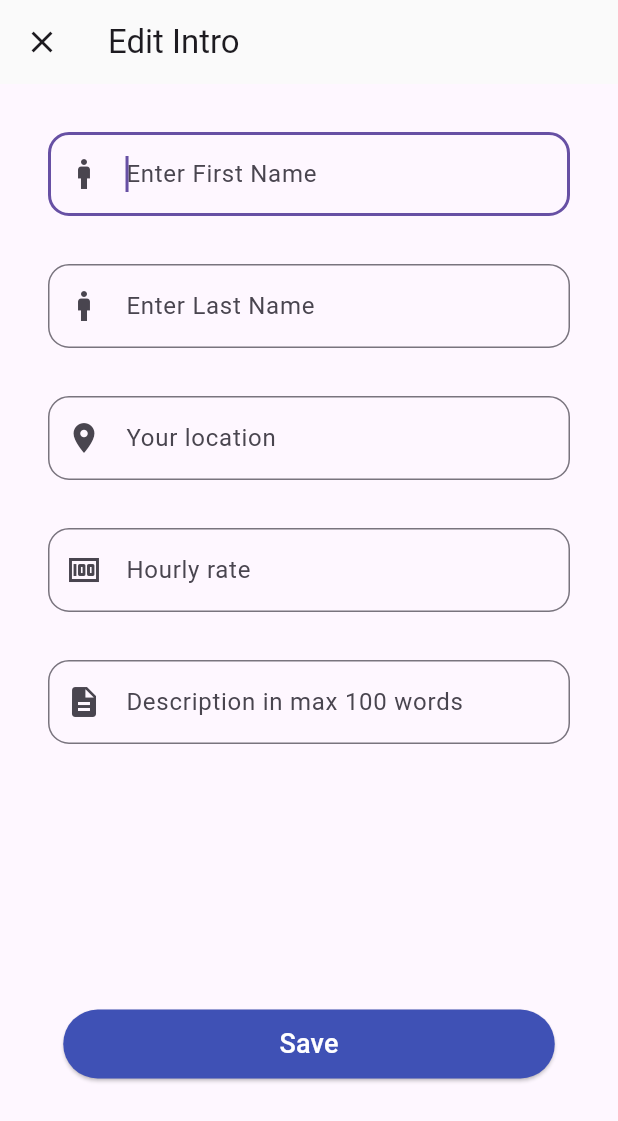
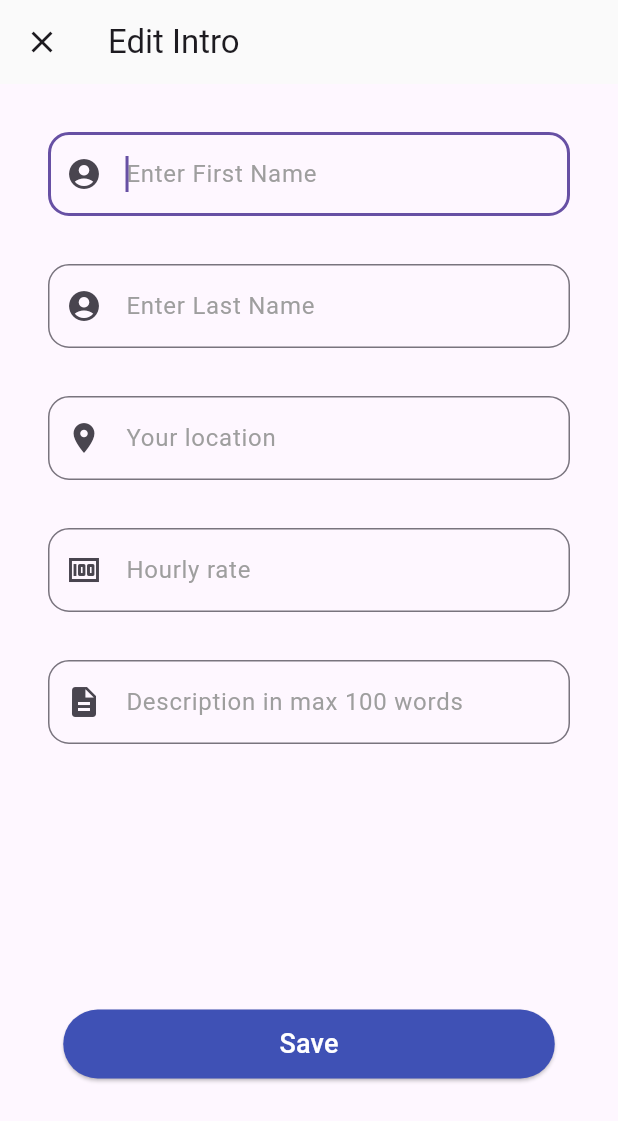
Before and after one commit to KhuzaimaAwan47/FYP, a Flutter app: the FullScreenForm screen opened directly, on a phone screen of 412 x 824 dp. Shown: the top 1121 px of the screen. Run offline on Flutter 3.47's test engine with Material 3 defaults, Android fonts, the phone set to English and light mode, and no system bars; our stand-ins replace auto_size_text, cached_network_image, cloud_firestore, custom_navigation_bar, firebase_auth, firebase_core and 2 more; accounts and stored records are empty; network calls fail.

Commit message:
Some improvements are made.

```diff
--- a/lib/Freelancer_Screens/Chat.dart
+++ b/lib/Freelancer_Screens/Chat.dart
@@ -4,8 +4,8 @@ class ChatsScreen extends StatelessWidget {
   @override
   Widget build(BuildContext context) {
     return Scaffold(
+      backgroundColor: Colors.white,
       appBar: AppBar(
-        backgroundColor: Colors.white,
         automaticallyImplyLeading: false,
         title: Text('Chat Screen'),
       ),
--- a/lib/Freelancer_Screens/Dashboard.dart
+++ b/lib/Freelancer_Screens/Dashboard.dart
@@ -149,6 +149,8 @@ Future<void> loadUserData() async {
         ScaffoldMessenger.of(context).showSnackBar(
           const SnackBar(
             backgroundColor: Colors.green,
+            behavior: SnackBarBehavior.floating, // Floating above default position
+            margin: EdgeInsets.only(bottom: 80,left: 16,right: 16),
             content: Text('Image uploaded successfully'),
           ),
         );
@@ -252,6 +254,8 @@ Future<void> loadUserData() async {
         ScaffoldMessenger.of(context).showSnackBar(
           const SnackBar(
             backgroundColor: Colors.green,
+            behavior: SnackBarBehavior.floating, // Floating above default position
+            margin: EdgeInsets.only(bottom: 80,left: 16,right: 16),
             content: Text('Profile image uploaded successfully.'),
           ),
         );
@@ -318,9 +322,10 @@ Future<void> loadUserData() async {
     var screenWidth = MediaQuery.of(context).size.width;
 
     return Scaffold(
+      backgroundColor: Colors.white,
       appBar:  AppBar(
+
         title: const Text('DashBoard'),
-        backgroundColor: Colors.white,
         automaticallyImplyLeading: false,
         actions: [
           IconButton(onPressed: (){}, icon: const Icon(Icons.dehaze))
@@ -609,7 +614,10 @@ class _FullScreenFormState extends State<FullScreenForm> {
                 controller: firstnameController,
                 decoration:  InputDecoration(
                   hintText: 'Enter First Name',
-                  prefixIcon: const Icon(Icons.man),
+                  hintStyle: const TextStyle(
+                    color: Colors.grey,
+                  ),
+                  prefixIcon: const Icon(Icons.account_circle_rounded),
                   border: OutlineInputBorder(
                     borderRadius: BorderRadius.circular(14),
                   ),
@@ -627,7 +635,10 @@ class _FullScreenFormState extends State<FullScreenForm> {
                 controller: lastnameController,
                 decoration:  InputDecoration(
                   hintText: 'Enter Last Name',
-                  prefixIcon: const Icon(Icons.man),
+                  hintStyle: const TextStyle(
+                    color: Colors.grey,
+                  ),
+                  prefixIcon: const Icon(Icons.account_circle_rounded),
                   border: OutlineInputBorder(
                     borderRadius: BorderRadius.circular(14),
                   ),
@@ -645,6 +656,9 @@ class _FullScreenFormState extends State<FullScreenForm> {
                 controller: locationController,
                 decoration: InputDecoration(
                   hintText: 'Your location',
+                  hintStyle: const TextStyle(
+                    color: Colors.grey,
+                  ),
                   prefixIcon: const Icon(Icons.location_on),
                   border: OutlineInputBorder(
                     borderRadius: BorderRadius.circular(14),
@@ -663,6 +677,9 @@ class _FullScreenFormState extends State<FullScreenForm> {
                 controller: rateController,
                 decoration: InputDecoration(
                   hintText: 'Hourly rate',
+                  hintStyle: const TextStyle(
+                    color: Colors.grey,
+                  ),
                   prefixIcon: const Icon(Icons.money),
                   border: OutlineInputBorder(
                     borderRadius: BorderRadius.circular(14),
@@ -680,6 +697,9 @@ class _FullScreenFormState extends State<FullScreenForm> {
                   controller: descriptionController,
                   decoration: InputDecoration(
                     hintText: 'Description in max 100 words',
+                    hintStyle: const TextStyle(
+                      color: Colors.grey,
+                    ),
                     prefixIcon: const Icon(Icons.description),
                     border: OutlineInputBorder(
                       borderRadius: BorderRadius.circular(14),
--- a/lib/Splash_page.dart
+++ b/lib/Splash_page.dart
@@ -3,6 +3,8 @@ import 'login_page.dart';
 import 'dart:async';
 
 class SplashScreen extends StatefulWidget {
+  const SplashScreen({super.key});
+
   @override
   _SplashScreenState createState() => _SplashScreenState();}
 
--- a/lib/verify.dart
+++ b/lib/verify.dart
@@ -45,11 +45,13 @@ class _verifyState extends State<verify> {
                   //----------------------------Password Section----------------------------
 
                   TextFormField(
+                    style: const TextStyle(fontWeight: FontWeight.w500),
                     controller: passwordController,
                     obscureText: !isPasswordVisible,
                     obscuringCharacter: '*',
                     decoration: InputDecoration(
                       hintText: 'New Password',
+                      hintStyle: const TextStyle(color: Colors.grey),
                       border: OutlineInputBorder(
                         borderRadius: BorderRadius.circular(14),
                         borderSide: const BorderSide(
@@ -83,11 +85,13 @@ class _verifyState extends State<verify> {
                   //----------------------------Confirm Password Section----------------------------
 
                   TextFormField(
+                    style: const TextStyle(fontWeight: FontWeight.w500),
                     controller: confirmpasswordController,
                     obscureText: !isCPasswordVisible,
                     obscuringCharacter: '*',
                     decoration: InputDecoration(
                       hintText: 'Confirm Password',
+                      hintStyle: const TextStyle(color: Colors.grey),
                       border: OutlineInputBorder(
                         borderRadius: BorderRadius.circular(14),
                         borderSide: const BorderSide(color: Colors.indigo, width: 1.5),
```
Also changed, not shown: lib/p_updated.dart (+7 -5 lines), lib/signup_page.dart (+9 -1 lines).
